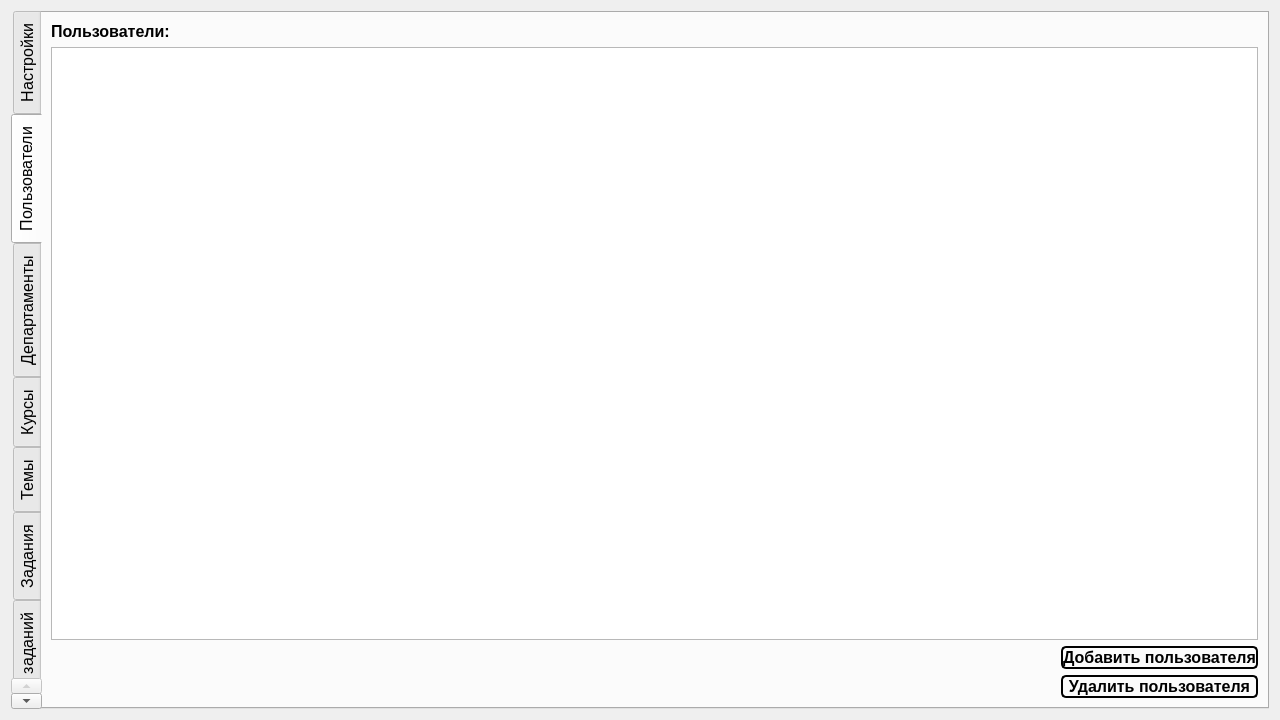
Rayzedan/SystemControlStudent, file adminwin.ui: the form before one commit.
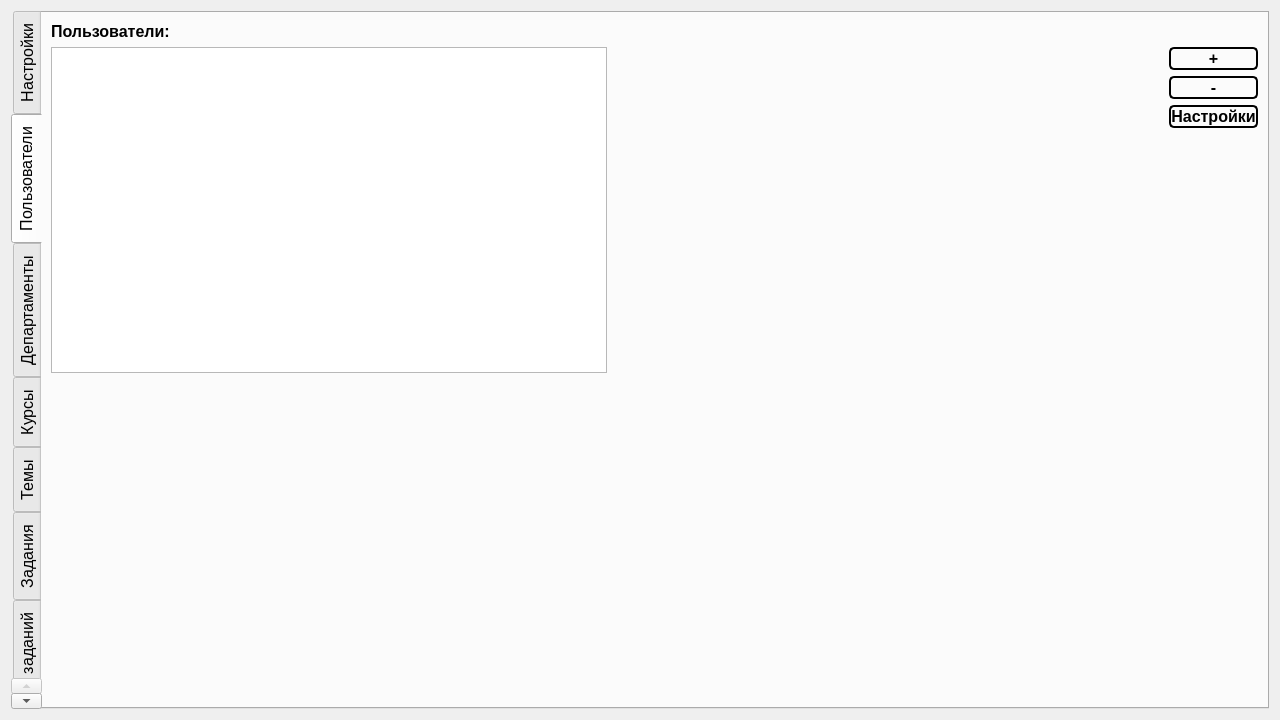
The form after the commit. The open tabs and pages were chosen to show the change. Custom widgets are drawn as their Qt base class.

The edit to the form file:
```diff
--- a/adminwin.ui
+++ b/adminwin.ui
@@ -53,7 +53,7 @@
       <enum>QTabWidget::West</enum>
      </property>
      <property name="currentIndex">
-      <number>6</number>
+      <number>1</number>
      </property>
      <widget class="QWidget" name="Tab">
       <attribute name="title">
@@ -336,9 +336,7 @@
       <attribute name="title">
        <string>Пользователи</string>
       </attribute>
-      <layout class="QVBoxLayout" name="verticalLayout_20">
-       <item>
-        <layout class="QVBoxLayout" name="verticalLayout_17">
+      <layout class="QVBoxLayout" name="verticalLayout_18">
          <item>
           <widget class="QLabel" name="label_19">
            <property name="font">
@@ -357,32 +355,15 @@
           </widget>
          </item>
          <item>
-          <widget class="QListView" name="listView">
-           <property name="font">
-            <font>
-             <pointsize>12</pointsize>
-            </font>
-           </property>
-          </widget>
-         </item>
-        </layout>
-       </item>
-       <item>
         <layout class="QHBoxLayout" name="horizontalLayout_6">
          <item>
-          <layout class="QVBoxLayout" name="verticalLayout_19">
-           <item>
-            <spacer name="horizontalSpacer_6">
-             <property name="orientation">
-              <enum>Qt::Horizontal</enum>
-             </property>
-             <property name="sizeHint" stdset="0">
-              <size>
-               <width>97</width>
-               <height>21</height>
-              </size>
-             </property>
-            </spacer>
+          <widget class="QListView" name="usersView">
+           <property name="font">
+            <font>
+             <pointsize>12</pointsize>
+            </font>
+           </property>
+          </widget>
            </item>
            <item>
             <spacer name="horizontalSpacer_5">
@@ -391,18 +372,16 @@
              </property>
              <property name="sizeHint" stdset="0">
               <size>
-               <width>100</width>
+             <width>40</width>
                <height>20</height>
               </size>
              </property>
             </spacer>
            </item>
-          </layout>
-         </item>
          <item>
-          <layout class="QVBoxLayout" name="verticalLayout_18">
+          <layout class="QVBoxLayout" name="verticalLayout_17">
            <item>
-            <widget class="QPushButton" name="pushButton_17">
+            <widget class="QPushButton" name="pushButton_7">
              <property name="font">
               <font>
                <pointsize>12</pointsize>
@@ -412,12 +391,12 @@
               </font>
              </property>
              <property name="text">
-              <string>Добавить пользователя</string>
+              <string>+</string>
              </property>
             </widget>
            </item>
            <item>
-            <widget class="QPushButton" name="pushButton_16">
+            <widget class="QPushButton" name="pushButton_8">
              <property name="font">
               <font>
                <pointsize>12</pointsize>
@@ -427,14 +406,55 @@
               </font>
              </property>
              <property name="text">
-              <string>Удалить пользователя</string>
+              <string>-</string>
              </property>
             </widget>
            </item>
+           <item>
+            <widget class="QPushButton" name="pushButton_9">
+             <property name="font">
+              <font>
+               <pointsize>12</pointsize>
+               <bold>true</bold>
+               <underline>false</underline>
+               <strikeout>false</strikeout>
+              </font>
+             </property>
+             <property name="text">
+              <string>Настройки</string>
+             </property>
+            </widget>
+           </item>
+           <item>
+            <spacer name="verticalSpacer_21">
+             <property name="orientation">
+              <enum>Qt::Vertical</enum>
+             </property>
+             <property name="sizeHint" stdset="0">
+              <size>
+               <width>20</width>
+               <height>40</height>
+              </size>
+             </property>
+            </spacer>
+           </item>
           </layout>
          </item>
         </layout>
        </item>
+       <item>
+        <spacer name="verticalSpacer_20">
+         <property name="orientation">
+          <enum>Qt::Vertical</enum>
+         </property>
+         <property name="sizeHint" stdset="0">
+          <size>
+           <width>20</width>
+           <height>312</height>
+          </size>
+         </property>
+        </spacer>
+       </item>
       </layout>
      </widget>
      <widget class="QWidget" name="tab_6">
```
Lines whose indentation alone changed are shown as unchanged.
